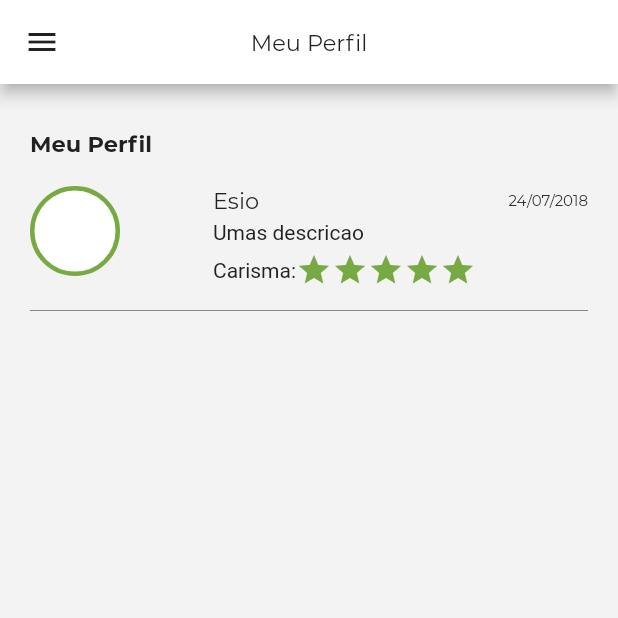
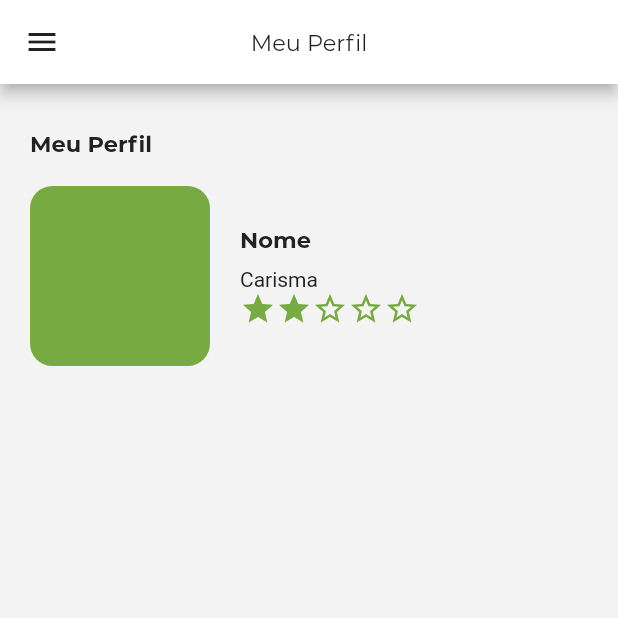
Before and after one commit to pax-app/Frontend, a Flutter app: the screen it shows after launch, swiped to page 2, on a phone screen of 412 x 824 dp, the top half of it. Run offline on Flutter 3.47's test engine with Material 2 defaults, Android fonts, the phone set to English and light mode, and no system bars; our stand-ins replace image_picker, rxdart; missing offline and left inert: bloc_pattern, flutter_range_slider.

Commit message:
pax-app/Wiki#142 add perfil screen

```diff
--- a/lib/screens/home_screen/home_screen.dart
+++ b/lib/screens/home_screen/home_screen.dart
@@ -3,6 +3,7 @@ import 'package:Pax/components/base_screen/base_screen.dart';
 import 'package:Pax/components/drawer/drawer_provider.dart';
 import 'package:Pax/screens/became_provider_screen/became_provider_tabs/info_tab.dart';
 import 'package:Pax/screens/config_screen/config_screen.dart';
+import 'package:Pax/screens/perfil_screen/perfil_screen.dart';
 import 'package:flutter/material.dart';
 import 'package:Pax/components/drawer/drawer_user.dart';
 
@@ -31,12 +32,13 @@ class HomeScreen extends StatelessWidget {
         BaseScreen(
           "Meu Perfil",
           "Meu Perfil",
-          AvaliationCard(
-            date: "24/07/2018",
-            description: "Umas descricao",
-            name: "Esio",
-            score: 5,
-          ),
+          // AvaliationCard(
+          //   date: "24/07/2018",
+          //   description: "Umas descricao",
+          //   name: "Esio",
+          //   score: 5,
+          // ),
+          PerfilScreen(),
           getDrawer(),
         ),
 
--- /dev/null
+++ b/lib/screens/perfil_screen/perfil_screen.dart
@@ -0,0 +1,46 @@
+import 'package:Pax/components/stars_avaliation/stars_avaliation.dart';
+import 'package:flutter/material.dart';
+
+class PerfilScreen extends StatelessWidget {
+  @override
+  Widget build(BuildContext context) {
+    return ListView(
+      physics: NeverScrollableScrollPhysics(),
+      scrollDirection: Axis.vertical,
+      shrinkWrap: true,
+      children: <Widget>[
+        Row(
+          children: <Widget>[
+            Container(
+              height: 120,
+              width: 120,
+              decoration: BoxDecoration(
+                border: Border.all(
+                    color: Theme.of(context).accentColor, width: 2.0),
+                borderRadius: BorderRadius.all(Radius.circular(15.0)),
+                color: Theme.of(context).accentColor,
+              ),
+            ),
+            SizedBox(
+              width: 20,
+            ),
+            Column(
+              crossAxisAlignment: CrossAxisAlignment.start,
+              children: <Widget>[
+                Text(
+                  "Nome",
+                  style: Theme.of(context).textTheme.title,
+                ),
+                SizedBox(
+                  height: 10,
+                ),
+                Text("Carisma"),
+                StarsAvaliation(2, context)
+              ],
+            )
+          ],
+        ),
+      ],
+    );
+  }
+}
```
